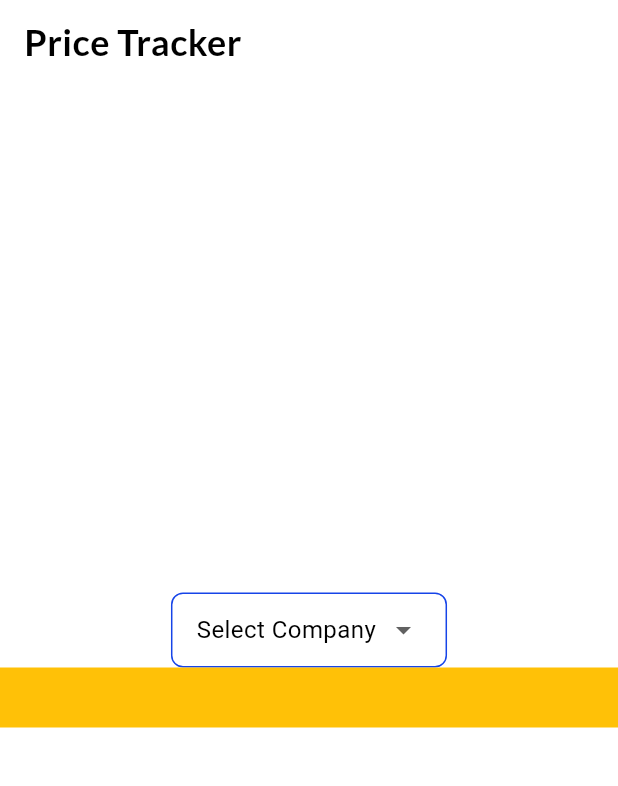
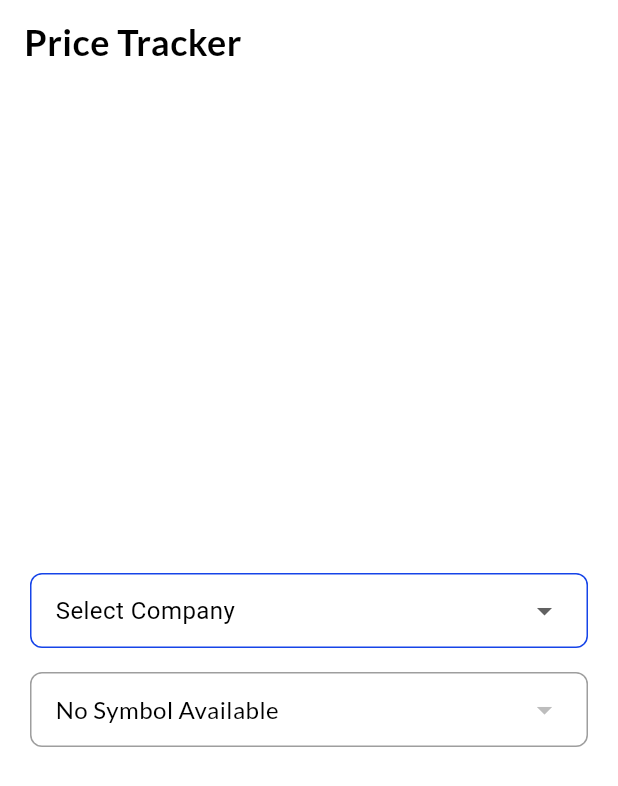
Before and after one commit to Fatimamostafa/price_tracker, a Flutter app: the screen it shows after launch, on a phone screen of 412 x 824 dp. Shown: the top 786 px of the screen. Run offline on Flutter 3.47's test engine with Material 2 defaults, Android fonts, the phone set to English and light mode, and no system bars; our stand-ins replace dio, flutter_bloc, freezed_annotation, get_it; missing offline and left inert: dio_smart_retry; network calls fail.

Commit message:
symbols dropdown

```diff
--- a/lib/src/core/utils/service_locator.dart
+++ b/lib/src/core/utils/service_locator.dart
@@ -16,8 +16,9 @@ Future<void> init() async {
   sl.registerFactory(
     () => HomeCubit(),
   );
-  sl.registerFactory(
-        () => SocketCubit(),
+  sl.registerSingleton<SocketCubit>(
+    SocketCubit(),
+    signalsReady: true,
   );
 
   // Use cases
--- a/lib/src/core/values/constants.dart
+++ b/lib/src/core/values/constants.dart
@@ -15,5 +15,6 @@ class Constants {
   static const String taskAssignee = 'Fatima Mostafa';
   static const String  dropdownCompanyHint = 'Select Company';
   static const String  dropdownSymbolHint = 'Select Symbol';
+  static const String  dropdownEmptySymbolHint = 'No Symbol Available';
 
 }
--- a/lib/src/core/widgets/app_widgets.dart
+++ b/lib/src/core/widgets/app_widgets.dart
@@ -11,7 +11,7 @@ class AppWidgets {
     currentScaffold.showSnackBar(SnackBar(
       backgroundColor: color ?? AppColors.purple,
       content: AppText(
-        textType: TextType.bold,
+        textType: TextType.regular,
         text: msg,
         color: Colors.white,
         fontWeight: FontWeight.w500,
--- a/lib/src/core/widgets/dropdown.dart
+++ b/lib/src/core/widgets/dropdown.dart
@@ -33,6 +33,7 @@ class _AppDropdownState extends State<AppDropdown> {
       padding: 0,
       withBorder: true,
       child: DropdownButton<DropdownModel>(
+          isExpanded: true,
               hint: AppText(
                 textType: TextType.regular,
                 text: widget.hint,
--- /dev/null
+++ b/lib/src/core/widgets/dropdown_inactive.dart
@@ -0,0 +1,41 @@
+import 'package:pricetracker/src/core/utils/callback.dart';
+import 'package:pricetracker/src/core/utils/imports.dart';
+import 'package:pricetracker/src/core/widgets/containers/card_container.dart';
+import 'package:pricetracker/src/core/widgets/loading_indicator.dart';
+import 'package:pricetracker/src/features/home/data/models/dropdown.dart';
+
+class AppDropdownInactive extends StatelessWidget {
+  final String hint;
+  final bool isLoading;
+
+  const AppDropdownInactive({
+    Key? key,
+    required this.hint,
+    required this.isLoading,
+  }) : super(key: key);
+
+  @override
+  Widget build(BuildContext context) {
+    return CardContainer(
+      padding: 0,
+      withBorder: true,
+      borderColor: Colors.grey,
+      child: DropdownButton<DropdownModel>(
+        isExpanded: true,
+        menuMaxHeight: applySpacing(8),
+        hint: isLoading
+            ? const LoadingIndicator()
+            : AppText(
+                textType: TextType.regular,
+                text: hint,
+              ),
+
+        onChanged: (_) {},
+        items: const [],
+        underline: const SizedBox.shrink(),
+      ).withPaddingSymmetric(
+        horizontal: applySpacing(2),
+      ),
+    );
+  }
+}
--- a/lib/src/features/home/presentation/cubit/symbol/socket_state.dart
+++ b/lib/src/features/home/presentation/cubit/symbol/socket_state.dart
@@ -12,6 +12,10 @@ class SymbolsLoaded extends SocketState {
   });
 }
 
+class SymbolsLoading extends SocketState {
+  const SymbolsLoading();
+}
+
 class SymbolsEmpty extends SocketState {
   final String message;
 
--- a/lib/src/features/home/presentation/pages/home_page.dart
+++ b/lib/src/features/home/presentation/pages/home_page.dart
@@ -60,11 +60,14 @@ class _HomePageState extends State<HomePage> {
               create: (_) => sl<HomeCubit>(),
               child: CompanyDropDown(),
             ),
+            Spacing(size: 2,),
             BlocProvider(
               create: (context) => sl<SocketCubit>(),
               child: SymbolDropDown(),
             )
           ],
+        ).withPadding(
+          padding: EdgeInsets.all(applySpacing(2.5)),
         ),
       ),
     );
--- a/lib/src/features/home/presentation/widgets/symbol_dropdown.dart
+++ b/lib/src/features/home/presentation/widgets/symbol_dropdown.dart
@@ -1,7 +1,9 @@
 import 'package:flutter_bloc/flutter_bloc.dart';
 import 'package:pricetracker/src/core/utils/imports.dart';
 import 'package:pricetracker/src/core/values/constants.dart';
+import 'package:pricetracker/src/core/widgets/app_widgets.dart';
 import 'package:pricetracker/src/core/widgets/dropdown.dart';
+import 'package:pricetracker/src/core/widgets/dropdown_inactive.dart';
 import 'package:pricetracker/src/features/home/data/models/dropdown.dart';
 import 'package:pricetracker/src/features/home/presentation/cubit/symbol/socket_cubit.dart';
 
@@ -14,9 +16,8 @@ class SymbolDropDown extends StatelessWidget {
       listener: (context, state) {
         if (state is SymbolsLoaded) {
           print("SymbolsLoaded listener");
-        }
-        else if (state is SymbolsEmpty) {
-          print("SymbolEmpty listener");
+        } else if (state is SymbolsEmpty) {
+          AppWidgets.showSnackBar(state.message);
         }
         return;
       },
@@ -31,8 +32,12 @@ class SymbolDropDown extends StatelessWidget {
             callBack: (_) => onSymbolSelection,
             hint: Constants.dropdownSymbolHint,
           );
+        } else if (state is SymbolsLoading) {
+          return const AppDropdownInactive(
+              hint: Constants.dropdownEmptySymbolHint, isLoading: true);
         }
-        return  Container(color: Colors.amber, height: 40,);
+        return const AppDropdownInactive(
+            hint: Constants.dropdownEmptySymbolHint, isLoading: false);
       },
     );
   }
```
Also changed, not shown: lib/src/features/home/presentation/cubit/symbol/socket_cubit.dart (+12 -5 lines).
